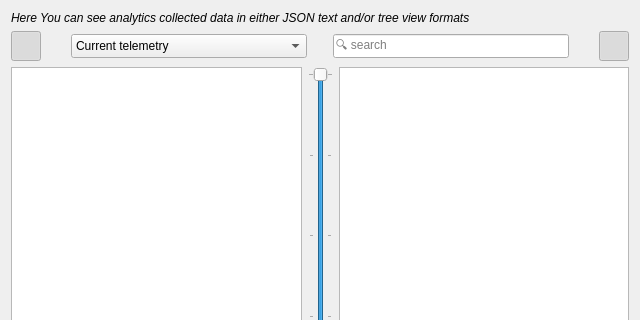
Qt form src/statisticsdialog.ui (orgads/ConnectedCreatorPlugin) before a commit; both pictures show x 0 to 640 and y 0 to 320 of the 640 by 480 pixel window.
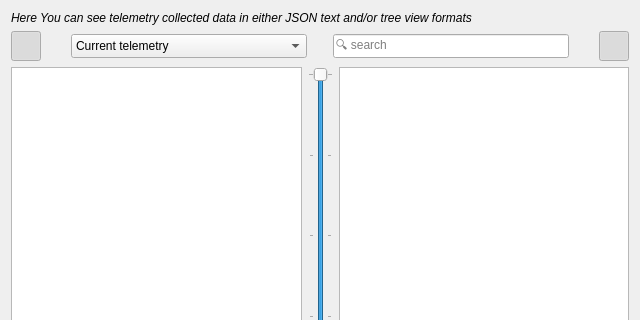
The same form after that commit. Icons and pictures are not drawn. Custom widgets are drawn as their Qt base class.

Commit message: Renamed "analytics" to "telemetry" everywhere

```diff
--- a/src/statisticsdialog.ui
+++ b/src/statisticsdialog.ui
@@ -22,7 +22,7 @@
       </font>
      </property>
      <property name="text">
-      <string>Here You can see analytics collected data in either JSON text and/or tree view formats</string>
+      <string>Here You can see telemetry collected data in either JSON text and/or tree view formats</string>
      </property>
      <property name="wordWrap">
       <bool>true</bool>
```
Left out of the diff: 19 changed lines with no effect on the pictures. The commit also changes 2 other files.
